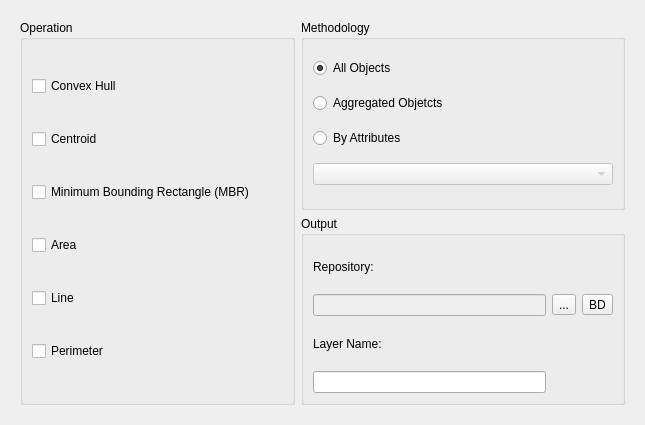
First picture: the form in src/terralib/vp/qt/ui/GeometricOpOutputWizardPageForm.ui, repository claudiobogossian/terralib5, before the edit.
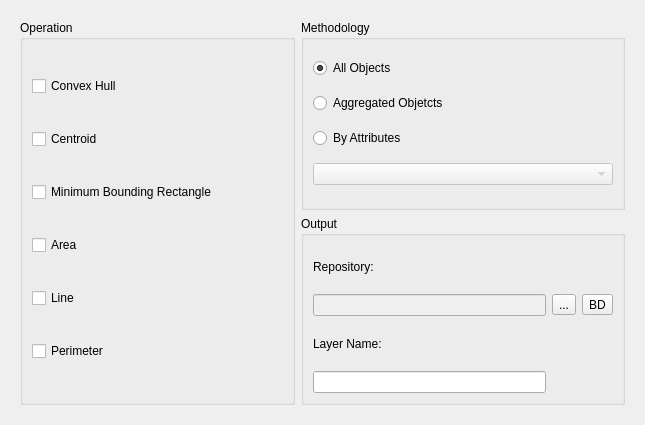
Second picture: the form after the edit.

Commit message: Geometric Operation - Remove MBR initials of interface.

```diff
--- a/src/terralib/vp/qt/ui/GeometricOpOutputWizardPageForm.ui
+++ b/src/terralib/vp/qt/ui/GeometricOpOutputWizardPageForm.ui
@@ -57,7 +57,7 @@
               <bool>true</bool>
              </property>
              <property name="text">
-              <string>Minimum Bounding Rectangle (MBR)</string>
+              <string>Minimum Bounding Rectangle</string>
              </property>
             </widget>
            </item>
```
